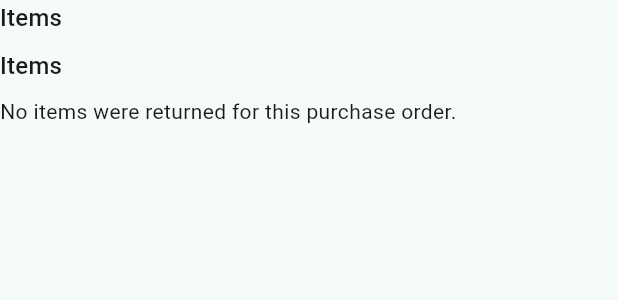
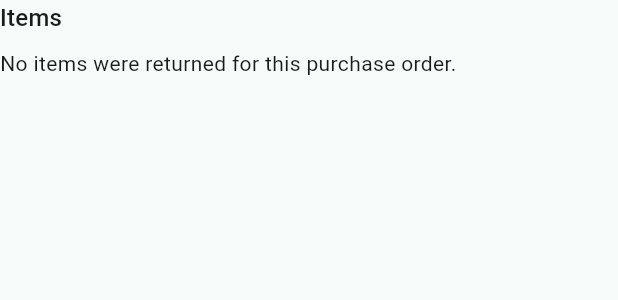
Before and after one commit to azmilazizi/kokonuts_bookkeeping, a Flutter app: the _ItemsSection widget shown alone on an empty page, opened directly with empty values, on a phone screen of 412 x 824 dp. Shown: the top 300 px of the screen. Run offline on Flutter 3.47's test engine with Material 3 defaults, Android fonts, the phone set to English and light mode, and no system bars; our stand-ins replace cross_file, file_picker, shared_preferences; missing offline and left inert: dart:html, dart:ui_web, desktop_drop, syncfusion_flutter_pdfviewer; accounts and stored records are empty.

Commit message:
Restyle purchase order items table

```diff
--- a/lib/widgets/purchase_order_details_dialog.dart
+++ b/lib/widgets/purchase_order_details_dialog.dart
@@ -603,8 +603,6 @@ class _ItemsSection extends StatelessWidget {
         children: [
           Text('Items', style: theme.textTheme.titleMedium),
           const SizedBox(height: 8),
-          Text('Items', style: theme.textTheme.titleMedium),
-          const SizedBox(height: 8),
           Text(
             'No items were returned for this purchase order.',
             style: theme.textTheme.bodyMedium,
@@ -613,11 +611,16 @@ class _ItemsSection extends StatelessWidget {
       );
     }
 
-    const tablePadding = EdgeInsets.symmetric(horizontal: 16, vertical: 12);
-    final headerTextStyle =
-        theme.textTheme.labelMedium?.copyWith(fontWeight: FontWeight.w600) ??
-        theme.textTheme.bodyMedium?.copyWith(fontWeight: FontWeight.w600) ??
-        const TextStyle(fontWeight: FontWeight.w600);
+    const tablePadding = EdgeInsets.symmetric(horizontal: 12, vertical: 10);
+    final headerTextStyle = theme.textTheme.labelMedium?.copyWith(
+          fontWeight: FontWeight.w700,
+          color: theme.colorScheme.onSurfaceVariant,
+        ) ??
+        theme.textTheme.bodyMedium?.copyWith(
+          fontWeight: FontWeight.w700,
+          color: theme.colorScheme.onSurfaceVariant,
+        ) ??
+        const TextStyle(fontWeight: FontWeight.w700);
     final cellStyle = theme.textTheme.bodyMedium;
     final dividerColor = theme.dividerColor;
 
@@ -634,6 +637,10 @@ class _ItemsSection extends StatelessWidget {
       ];
 
       return TableRow(
+        decoration: BoxDecoration(
+          color: theme.colorScheme.surfaceVariant.withOpacity(0.4),
+          borderRadius: const BorderRadius.vertical(top: Radius.circular(8)),
+        ),
         children: headers
             .map(
               (label) => Padding(
@@ -686,7 +693,11 @@ class _ItemsSection extends StatelessWidget {
       return Table(
         defaultVerticalAlignment: TableCellVerticalAlignment.middle,
         columnWidths: columnWidths,
-        border: TableBorder.all(color: dividerColor),
+        border: TableBorder.all(
+          color: dividerColor,
+          width: 1,
+          borderRadius: BorderRadius.circular(8),
+        ),
         children: [buildHeaderRow(), ...detail.items.map(buildDataRow)],
       );
     }
```
